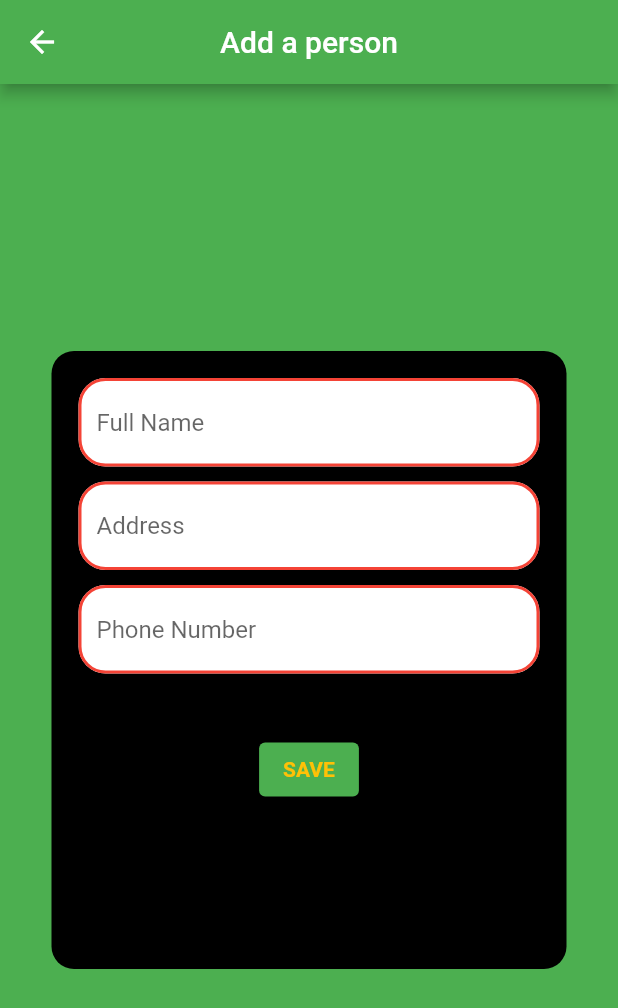
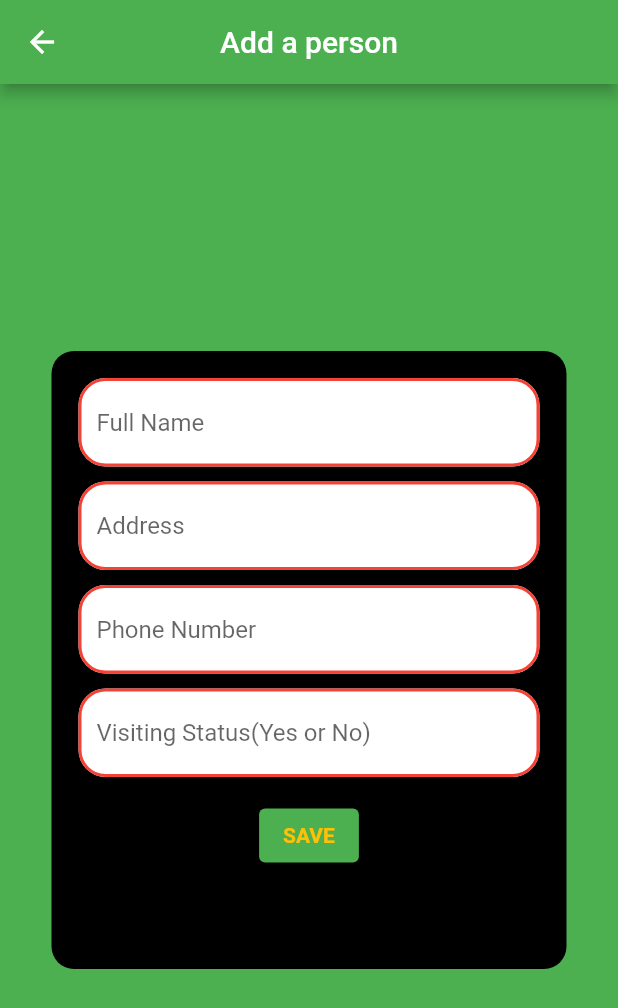
Before and after one commit to ashish17133/invitation, a Flutter app: the screen it shows after launch, after a tap on the "add" icon, on a phone screen of 412 x 824 dp. Shown: the top 1008 px of the screen. Run offline on Flutter 3.47's test engine with Material 2 defaults, Android fonts, the phone set to English and light mode, and no system bars; our stand-ins replace sqflite; accounts and stored records are empty.

Commit message:
Fully completed

```diff
--- a/lib/adding_name.dart
+++ b/lib/adding_name.dart
@@ -1,6 +1,9 @@
 import 'package:flutter/material.dart';
+import 'package:invitation/main.dart';
+import 'package:invitation/model/people.dart';
+import 'package:invitation/database/database.dart';
 
-String input_name, input_address, input_number;
+String input_name, input_address, input_number, input_status;
 
 class Screen1 extends StatefulWidget {
   Screen1({Key key}) : super(key: key);
@@ -109,15 +112,44 @@ class _Screen1State extends State<Screen1> {
                                     borderRadius: BorderRadius.circular(18)),
                               ),
                             ),
+                            SizedBox(height: 10),
+                            TextField(
+                              onChanged: (value) {
+                                input_status = value;
+                              },
+                              decoration: InputDecoration(
+                                hintText: "Visiting Status(Yes or No)",
+                                filled: true,
+                                fillColor: Colors.white,
+                                enabledBorder: OutlineInputBorder(
+                                    borderSide:
+                                        BorderSide(color: Colors.red, width: 2),
+                                    borderRadius: BorderRadius.circular(18)),
+                                focusedBorder: OutlineInputBorder(
+                                    borderSide:
+                                        BorderSide(color: Colors.red, width: 2),
+                                    borderRadius: BorderRadius.circular(18)),
+                              ),
+                            ),
                             Padding(
-                              padding: const EdgeInsets.all(40.0),
+                              padding: const EdgeInsets.all(15.0),
                               child: ElevatedButton(
                                   style: ElevatedButton.styleFrom(
                                     primary: Colors.green,
                                     elevation: 10.0,
                                   ),
-                                  onPressed: () {
+                                  onPressed: () async {
                                     //code for saving and all
+                                    await Daaatabase.inseert(Person(
+                                        id: "",
+                                        name: input_name,
+                                        number: input_number,
+                                        address: input_address,
+                                        status: input_status));
+                                    setState(() {
+                                      changedatabase = true;
+                                    });
+                                    print("data saved");
                                   },
                                   child: Text(
                                     "SAVE",
--- a/lib/main.dart
+++ b/lib/main.dart
@@ -7,38 +7,12 @@ import 'package:invitation/database/database.dart';
 
 Daaatabase dbmain = Daaatabase();
 var value;
+bool changedatabase = false;
 //Edited name passer
 EditPerson editedperson = EditPerson();
 
 void main() async {
-  WidgetsFlutterBinding.ensureInitialized();
-  await dbmain.initialize();
-  //delete syntax goes like this
-  //Daaatabase.deletee("Ashish Dhakal");
-
-  //insert syntax goes like this
-  // await Daaatabase.inseert(Person(
-  //     id: "",
-  //     name: "Ghanashyam Dhakal",
-  //     number: "9845897016",
-  //     address: "Simara,Bara",
-  //     status: "Yes"));
-
-  //getting data goes like this
-  value = await Daaatabase.getdata();
-  for (int i = 0; i <= value.length - 1; i++) {
-    print(value[i].name);
-    print(value[i].address);
-    print(value[i].id);
-    print(value[i].number);
-    print(value[i].status);
-  }
-  //getting data code upto here
-
-  //updating code goes like this
-  Daaatabase.update(
-      "Ghanashyam", "Alish", "simara-chittu-house", "9845778096", "Yes");
-
+  await initialFunctions();
   runApp(MaterialApp(home: MyApp(), debugShowCheckedModeBanner: false));
 }
 
@@ -52,6 +26,10 @@ class MyApp extends StatefulWidget {
 class _MyAppState extends State<MyApp> {
   @override
   Widget build(BuildContext context) {
+    checkdatachange().then((value) {
+      setState(() {});
+    });
+
     return Scaffold(
       appBar: AppBar(
         centerTitle: true,
@@ -87,13 +65,8 @@ class Items extends StatelessWidget {
     return ListView.builder(
         itemCount: value.length,
         itemBuilder: (context, index) {
-          editedperson.name = value[index].name;
-          editedperson.address = value[index].address;
-          editedperson.number = value[index].number;
-          editedperson.status = value[index].status;
-
           return Container(
-            height: 120,
+            height: 150,
             child: Card(
               shape: RoundedRectangleBorder(
                   borderRadius: BorderRadius.circular(20)),
@@ -148,9 +121,19 @@ class Items extends StatelessWidget {
                             ),
                           ],
                         )),
+                      ],
+                    ),
+                    Row(
+                      mainAxisAlignment: MainAxisAlignment.center,
+                      crossAxisAlignment: CrossAxisAlignment.center,
+                      children: [
                         Expanded(
                             child: IconButton(
                           onPressed: () {
+                            editedperson.name = value[index].name;
+                            editedperson.address = value[index].address;
+                            editedperson.number = value[index].number;
+                            editedperson.status = value[index].status;
                             Navigator.push(context,
                                 MaterialPageRoute(builder: (context) {
                               return Screen3();
@@ -158,6 +141,16 @@ class Items extends StatelessWidget {
                           },
                           icon: Icon(Icons.edit),
                         )),
+                        Expanded(
+                          child: IconButton(
+                            icon: Icon(Icons.delete),
+                            onPressed: () async {
+                              await Daaatabase.deletee("${value[index].name}");
+
+                              changedatabase = true;
+                            },
+                          ),
+                        )
                       ],
                     )
                   ],
@@ -168,3 +161,44 @@ class Items extends StatelessWidget {
         });
   }
 }
+
+Future<void> initialFunctions() async {
+  WidgetsFlutterBinding.ensureInitialized();
+  await dbmain.initialize();
+  //delete syntax goes like this
+  //Daaatabase.deletee("Alish Dhakal");
+
+  //insert syntax goes like this
+  // await Daaatabase.inseert(Person(
+  //     id: "",
+  //     name: "Ghanashyam Dhakal",
+  //     number: "98421898988989",
+  //     address: "Simara_AURAHA",
+  //     status: "YES"));
+
+  //updating code goes like this
+  //Daaatabase.update(
+  //    "Ghanashyam", "Alish", "simara-chittu-house", "9845778096", "Yes");
+
+  //getting database value;
+  await getdatabasevalue();
+}
+
+//get database value
+Future<void> getdatabasevalue() async {
+  value = await Daaatabase.getdata();
+  for (int i = 0; i <= value.length - 1; i++) {
+    print(value[i].name);
+    print(value[i].address);
+    print(value[i].id);
+    print(value[i].number);
+    print(value[i].status);
+  }
+}
+
+Future<void> checkdatachange() async {
+  if (changedatabase == true) {
+    getdatabasevalue();
+    changedatabase = false;
+  }
+}
```
Also changed, not shown: lib/edit_page.dart (+28 -2 lines).
